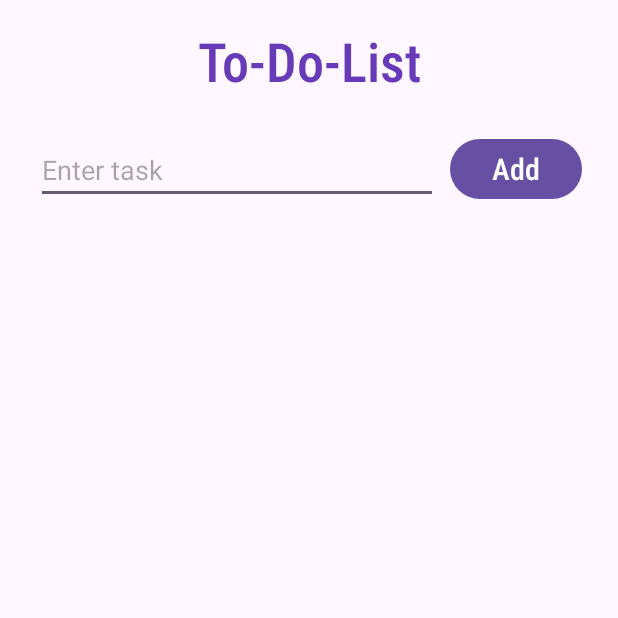
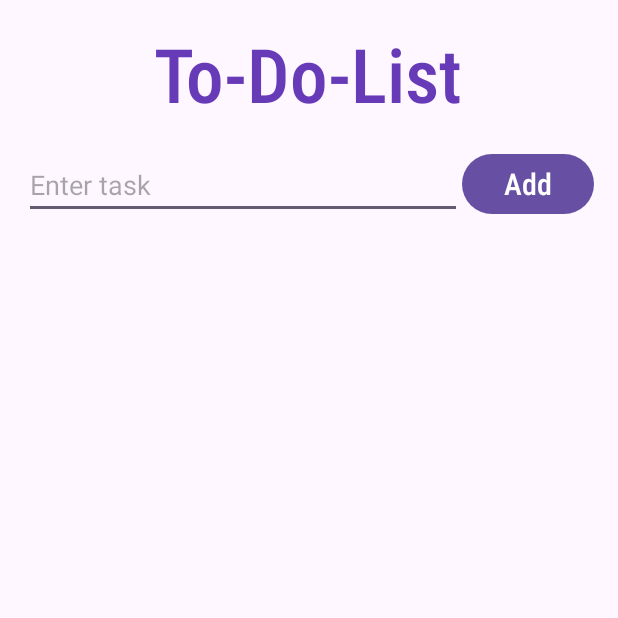
Before and after one commit to HanaAyman33/ToDoList, an Android app: the TDList screen opened directly, with no data from a screen before it, on a phone screen of 412 x 824 dp, the top half of it. Run offline under Robolectric (Android 15) with nearby library versions, the light colour scheme and no system bars; our stand-ins replace Volley; network calls fail.

Commit message:
Update layout3.xml

```diff
--- a/ToDoList/app/src/main/res/layout/layout3.xml
+++ b/ToDoList/app/src/main/res/layout/layout3.xml
@@ -1,7 +1,6 @@
 <?xml version="1.0" encoding="utf-8"?>
-<androidx.constraintlayout.widget.ConstraintLayout
+<RelativeLayout
     xmlns:android="http://schemas.android.com/apk/res/android"
-    xmlns:app="http://schemas.android.com/apk/res-auto"
     xmlns:tools="http://schemas.android.com/tools"
     android:layout_width="match_parent"
     android:layout_height="match_parent"
@@ -9,33 +8,23 @@
 
     <TextView
         android:id="@+id/title"
-        android:layout_width="0dp"
+        android:layout_width="wrap_content"
         android:layout_height="wrap_content"
-        android:layout_marginStart="16dp"
-        android:layout_marginTop="16dp"
-        android:layout_marginEnd="16dp"
+        android:layout_centerHorizontal="true"
+        android:layout_marginTop="15dp"
         android:fontFamily="sans-serif-condensed-light"
         android:text="@string/to_do_list"
         android:textColor="#673AB7"
-        android:textSize="36sp"
-        android:textStyle="bold"
-        android:gravity="center"
-        app:layout_constraintEnd_toEndOf="parent"
-        app:layout_constraintStart_toStartOf="parent"
-        app:layout_constraintTop_toTopOf="parent" />
+        android:textSize="50sp"
+        android:textStyle="bold" />
 
     <LinearLayout
         android:id="@+id/inputArea"
-        android:layout_width="0dp"
+        android:layout_width="match_parent"
         android:layout_height="wrap_content"
-        android:layout_marginStart="16dp"
-        android:layout_marginTop="16dp"
-        android:layout_marginEnd="16dp"
+        android:layout_below="@id/title"
         android:orientation="horizontal"
-        android:padding="8dp"
-        app:layout_constraintEnd_toEndOf="parent"
-        app:layout_constraintStart_toStartOf="parent"
-        app:layout_constraintTop_toBottomOf="@id/title">
+        android:padding="16dp">
 
         <EditText
             android:id="@+id/addTask"
@@ -51,26 +40,19 @@
             android:id="@+id/add"
             android:layout_width="wrap_content"
             android:layout_height="wrap_content"
-            android:layout_marginStart="8dp"
             android:onClick="addTask"
             android:text="@string/add"
             android:fontFamily="sans-serif-condensed-medium"
             android:textSize="20sp" />
+
     </LinearLayout>
 
     <androidx.core.widget.NestedScrollView
         android:id="@+id/scrollView"
-        android:layout_width="0dp"
-        android:layout_height="0dp"
-        android:layout_marginStart="16dp"
-        android:layout_marginTop="8dp"
-        android:layout_marginEnd="16dp"
-        android:layout_marginBottom="16dp"
-        app:layout_constraintBottom_toBottomOf="parent"
-        app:layout_constraintEnd_toEndOf="parent"
-        app:layout_constraintStart_toStartOf="parent"
-        app:layout_constraintTop_toBottomOf="@id/inputArea">
-
+        android:layout_width="match_parent"
+        android:layout_height="match_parent"
+        android:layout_below="@id/inputArea"
+        android:layout_marginTop="8dp">
         <LinearLayout
             android:id="@+id/taskTextView"
             android:layout_width="match_parent"
@@ -80,4 +62,4 @@
         </LinearLayout>
     </androidx.core.widget.NestedScrollView>
 
-</androidx.constraintlayout.widget.ConstraintLayout>
+</RelativeLayout>
```
